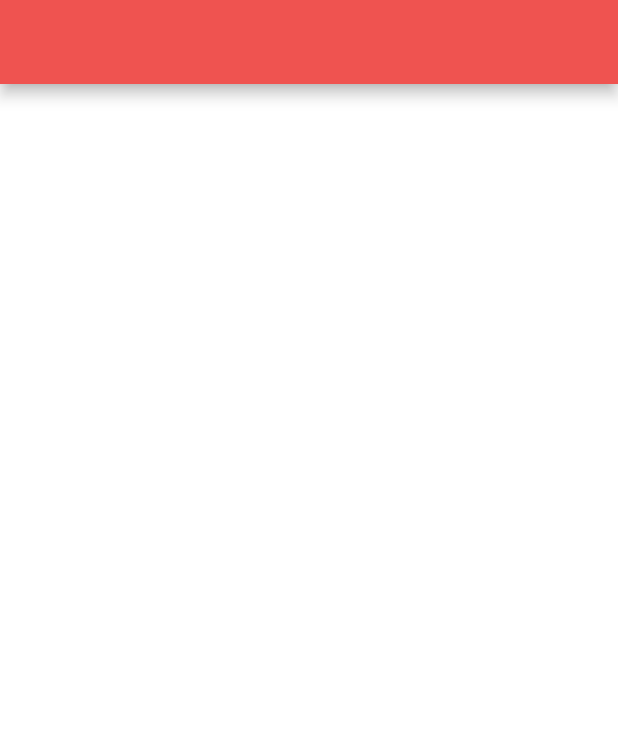
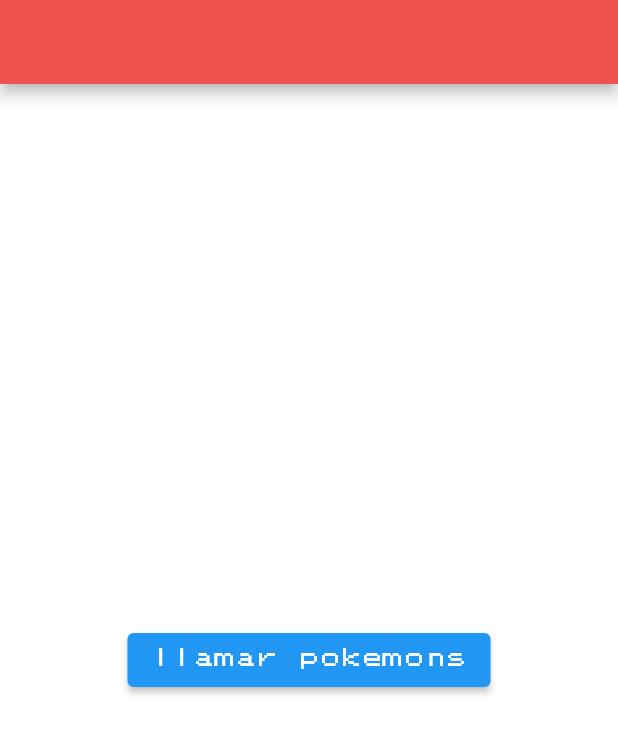
Before and after one commit to MayroTejada/Pokedex_APP, a Flutter app: the screen it shows after launch, on a phone screen of 412 x 824 dp. Shown: the top 734 px of the screen. Run offline on Flutter 3.47's test engine with Material 2 defaults, Android fonts, the phone set to English and light mode, and no system bars; our stand-ins replace dartz, dio, equatable, retrofit; generated files the repository leaves out were written again.

Commit message:
feat: TDD and retrofit

```diff
--- a/lib/features/home/presentation/views/home_page.dart
+++ b/lib/features/home/presentation/views/home_page.dart
@@ -12,6 +12,18 @@ class _HomePageState extends State<HomePage> {
   Widget build(BuildContext context) {
     return Scaffold(
       appBar: AppBar(),
+      body: Column(
+          crossAxisAlignment: CrossAxisAlignment.center,
+          mainAxisAlignment: MainAxisAlignment.center,
+          children: [
+            Row(
+              mainAxisAlignment: MainAxisAlignment.center,
+              children: [
+                ElevatedButton(
+                    onPressed: () {}, child: const Text('llamar pokemons')),
+              ],
+            )
+          ]),
     );
   }
 }
--- a/pubspec.yaml
+++ b/pubspec.yaml
@@ -43,6 +43,8 @@ dependencies:
   build_runner: ^2.4.8
   json_serializable: ^6.7.1
   injectable: ^2.3.5
+  dartz: ^0.10.1
+  equatable: ^2.0.5
 
 dev_dependencies:
   flutter_test:
```
Also changed, not shown: lib/core/network/failure.dart (added, +17 -0 lines), lib/core/usecases/usecase.dart (added, +14 -0 lines), lib/features/pokemons/data/datasources/pokemon_remote_datasource.dart (added, +15 -0 lines), lib/features/pokemons/data/models/pokemon_model.dart (added, +20 -0 lines), lib/features/pokemons/data/repositories/pokemon_repository_impl.dart (added, +20 -0 lines), lib/features/pokemons/data/services/pokemon_service.dart (added, +13 -0 lines), lib/features/pokemons/domain/entities/pokemon.dart (added, +10 -0 lines), lib/features/pokemons/domain/repositories/pokemon_repository.dart (added, +7 -0 lines), lib/features/pokemons/domain/usecases/get_pokemons.dart (added, +21 -0 lines), lib/di_container.dart (added), pubspec.lock, 1 other file.
